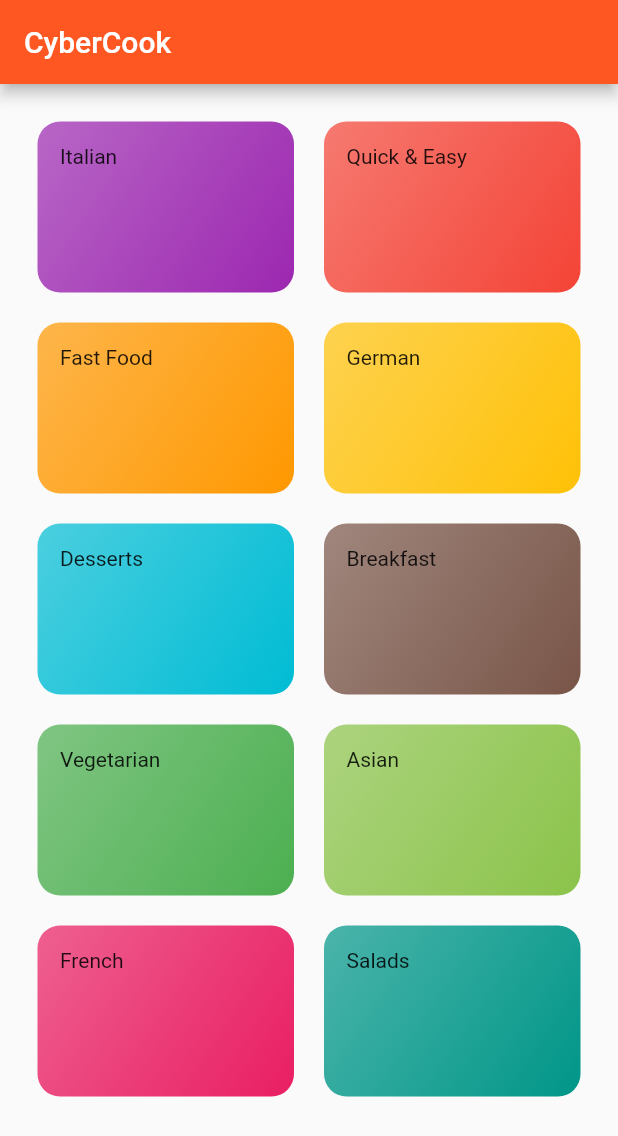
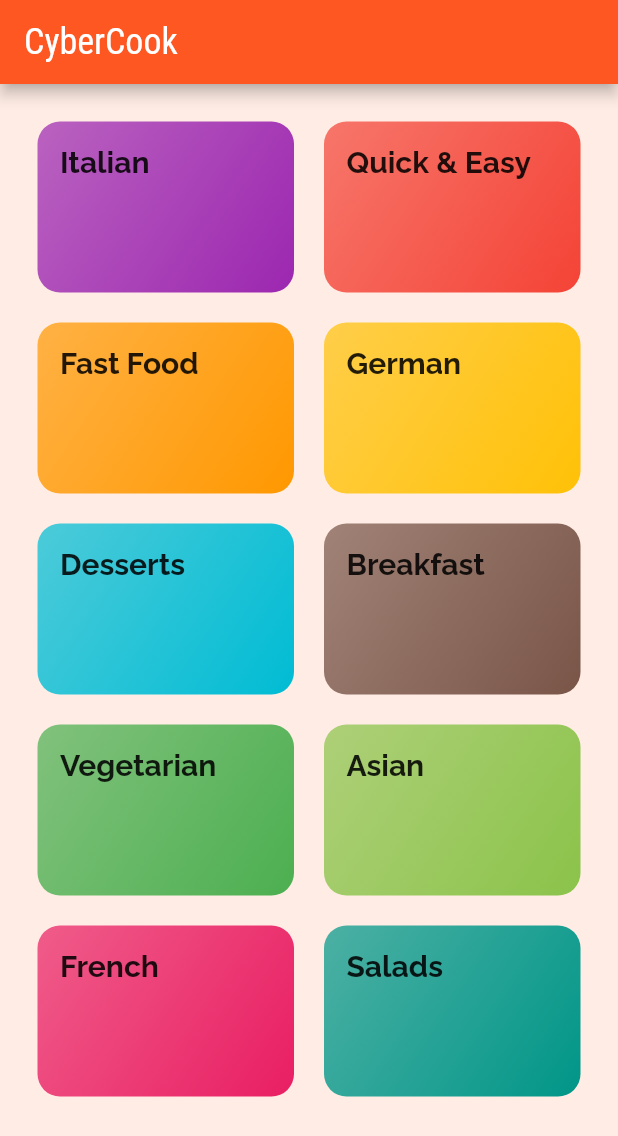
Before and after one commit to Totemi1324/virtual_cookbook, a Flutter app: the screen it shows after launch, on a phone screen of 412 x 824 dp. Shown: the top 1136 px of the screen. Run offline on Flutter 3.47's test engine with Material 2 defaults, Android fonts, the phone set to English and light mode, and no system bars.

Commit message:
Style text and color themes

```diff
--- a/lib/main.dart
+++ b/lib/main.dart
@@ -13,6 +13,27 @@ class MyApp extends StatelessWidget {
       title: 'Virtual Cookbook',
       theme: ThemeData(
         primarySwatch: Colors.deepOrange,
+        colorScheme: ColorScheme.fromSwatch(
+          primarySwatch: Colors.deepOrange,
+          accentColor: Colors.teal,
+        ),
+        canvasColor: const Color.fromARGB(255, 255, 237, 229),
+        fontFamily: "Raleway",
+        textTheme: const TextTheme(
+          bodyMedium: TextStyle(
+            color: Color.fromARGB(255, 20, 51, 51),
+          ),
+          titleMedium: TextStyle(
+            fontSize: 20,
+            fontWeight: FontWeight.bold,
+          ),
+        ),
+        appBarTheme: const AppBarTheme(
+          titleTextStyle: TextStyle(
+            fontFamily: "RobotoCondensed",
+            fontSize: 24,
+          ),
+        ),
       ),
       home: const ScreenCategories(),
     );
--- a/lib/widgets/category_item.dart
+++ b/lib/widgets/category_item.dart
@@ -21,7 +21,7 @@ class CategoryItem extends StatelessWidget {
         ),
         borderRadius: BorderRadius.circular(15),
       ),
-      child: Text(title),
+      child: Text(title, style: Theme.of(context).textTheme.titleMedium,),
     );
   }
 }
--- a/pubspec.yaml
+++ b/pubspec.yaml
@@ -88,9 +88,9 @@ flutter:
         - asset: assets/fonts/RobotoCondensed-Regular.ttf
         - asset: assets/fonts/RobotoCondensed-Italic.ttf
           style: italic
-        - asset: assets/fonts/Raleway-Light.ttf
+        - asset: assets/fonts/RobotoCondensed-Light.ttf
           weight: 300
-        - asset: assets/fonts/Raleway-Bold.ttf
+        - asset: assets/fonts/RobotoCondensed-Bold.ttf
           weight: 700
 
   # For details regarding fonts from package dependencies,
```
